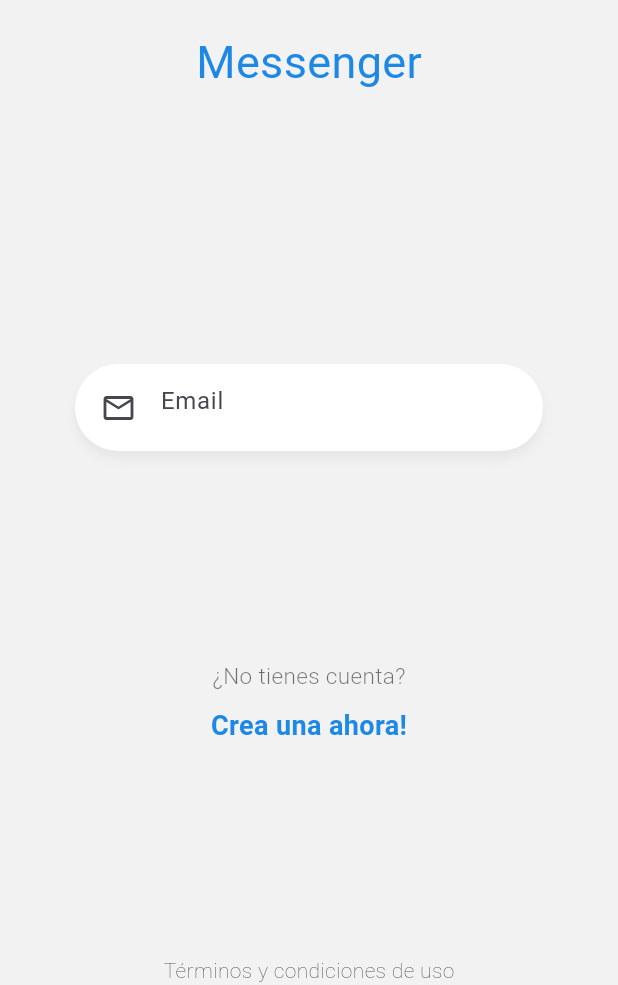
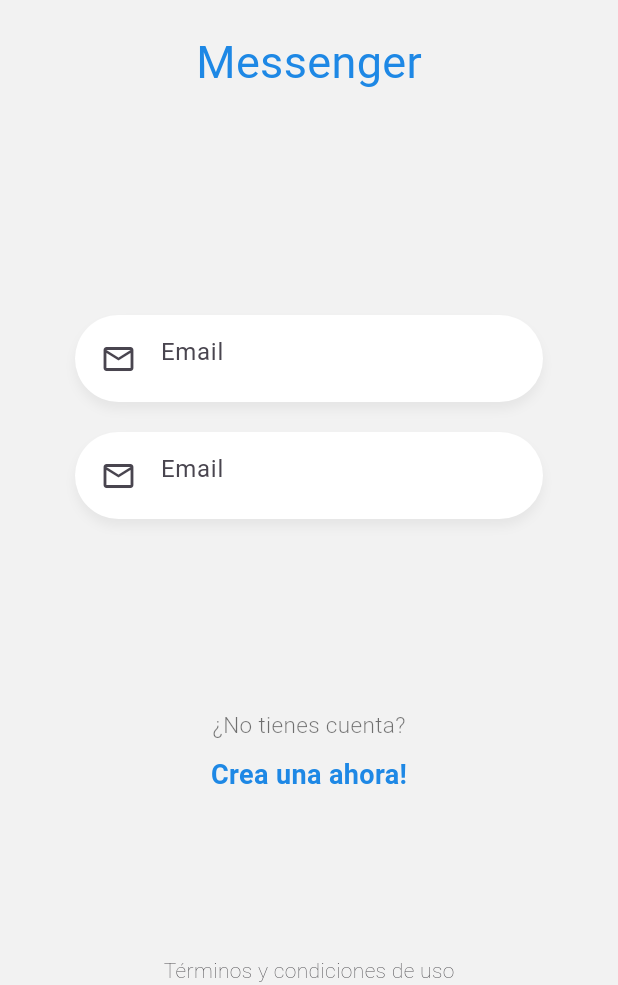
Before and after one commit to GPplay/chat-flutter, a Flutter app: the screen it shows after launch, on a phone screen of 412 x 824 dp, the part 251-1236 px from its top. Run offline on Flutter 3.47's test engine with Material 3 defaults, Android fonts, the phone set to English and light mode, and no system bars.

Commit message:
primer widget

```diff
--- a/lib/pages/login_page.dart
+++ b/lib/pages/login_page.dart
@@ -1,4 +1,6 @@
 import 'package:flutter/material.dart';
+
+import 'package:chat_flutter/widget/custom_input.dart';
 
 class LoginPage extends StatelessWidget {
   const LoginPage({super.key});
@@ -60,28 +62,8 @@ class __FormState extends State<_Form> {
       padding: EdgeInsets.symmetric(horizontal: 50),
       child: Column(
         children: <Widget>[
-          Container(
-            padding: EdgeInsets.only(top: 5, left: 5, bottom: 5, right: 20),
-            decoration: BoxDecoration(
-                color: Colors.white,
-                borderRadius: BorderRadius.circular(30),
-                boxShadow: <BoxShadow>[
-                  BoxShadow(
-                      color: Colors.black.withAlpha(13),
-                      offset: Offset(0, 5),
-                      blurRadius: 5)
-                ]),
-            child: TextField(
-              autocorrect: false,
-              keyboardType: TextInputType.emailAddress,
-              obscureText: false,
-              decoration: InputDecoration(
-                  prefixIcon: Icon(Icons.mail_outline),
-                  focusedBorder: InputBorder.none,
-                  border: InputBorder.none,
-                  hintText: 'Email'),
-            ),
-          )
+          CustomInput(),
+          CustomInput(),
 
           //TODO: Crear el boton
           // ElevatedButton(
--- /dev/null
+++ b/lib/widget/custom_input.dart
@@ -0,0 +1,32 @@
+import 'package:flutter/material.dart';
+
+class CustomInput extends StatelessWidget {
+  const CustomInput({super.key});
+
+  @override
+  Widget build(BuildContext context) {
+    return Container(
+      margin: EdgeInsets.only(bottom: 20),
+      padding: EdgeInsets.only(top: 5, left: 5, bottom: 5, right: 20),
+      decoration: BoxDecoration(
+          color: Colors.white,
+          borderRadius: BorderRadius.circular(30),
+          boxShadow: <BoxShadow>[
+            BoxShadow(
+                color: Colors.black.withAlpha(13),
+                offset: Offset(0, 5),
+                blurRadius: 5)
+          ]),
+      child: TextField(
+        autocorrect: false,
+        keyboardType: TextInputType.emailAddress,
+        obscureText: false,
+        decoration: InputDecoration(
+            prefixIcon: Icon(Icons.mail_outline),
+            focusedBorder: InputBorder.none,
+            border: InputBorder.none,
+            hintText: 'Email'),
+      ),
+    );
+  }
+}
```
